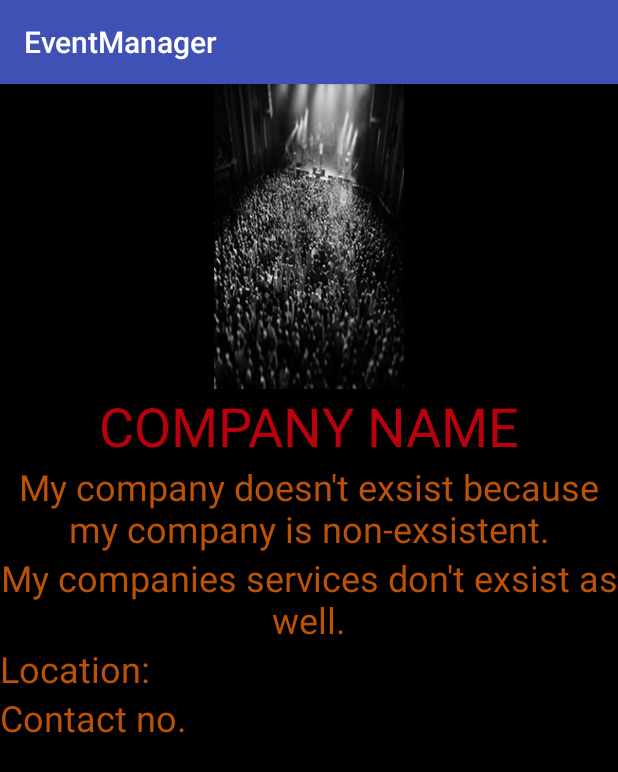
After one commit to Bhargav0528/EventManager, an Android app: the ProfileActivity_Service screen opened directly, with no data from a screen before it, on a phone screen of 412 x 824 dp. The commit adds this screen. Shown: the top 772 px of the screen. Run offline under Robolectric (Android 15) with nearby library versions, the phone set to English and light mode, and no system bars.

Commit message:
ProfileService

```diff
--- a/app/build.gradle
+++ b/app/build.gradle
@@ -30,10 +30,11 @@ dependencies {
     compile 'com.google.firebase:firebase-database:11.0.2'
     compile 'com.google.android.gms:play-services-auth:11.0.2'
     compile 'com.facebook.android:facebook-android-sdk:[4,5)'
-    testCompile 'junit:junit:4.12'
     compile 'com.android.support:cardview-v7:26.0.0-alpha1'
     compile 'com.android.support:appcompat-v7:26.0.0-alpha1'
     compile 'com.android.support:customtabs:26.0.0-alpha1'
+    compile 'com.android.support.constraint:constraint-layout:1.0.2'
+    testCompile 'junit:junit:4.12'
 }
 
 apply plugin: 'com.google.gms.google-services'
--- a/app/src/main/AndroidManifest.xml
+++ b/app/src/main/AndroidManifest.xml
@@ -3,8 +3,6 @@
     package="com.example.bhargavbv.eventmanager">
 
     <uses-permission android:name="android.permission.INTERNET" />
-
-
 
     <application
         android:allowBackup="true"
@@ -13,9 +11,9 @@
         android:roundIcon="@mipmap/ic_launcher_round"
         android:supportsRtl="true"
         android:theme="@style/AppTheme">
-
-        <meta-data android:name="com.facebook.sdk.ApplicationId"
-            android:value="@string/facebook_app_id"/>
+        <meta-data
+            android:name="com.facebook.sdk.ApplicationId"
+            android:value="@string/facebook_app_id" />
 
         <activity android:name=".MainActivity">
             <intent-filter>
@@ -27,12 +25,16 @@
         <activity android:name=".Authentication.LoginActivity">
             <intent-filter>
                 <action android:name="android.intent.action.MAIN" />
+
                 <category android:name="android.intent.category.BROWSABLE" />
+
                 <data android:scheme="@string/fb_login_protocol_scheme" />
+
                 <category android:name="android.intent.category.LAUNCHER" />
             </intent-filter>
         </activity>
-        <activity android:name=".SettingsActivity"></activity>
+        <activity android:name=".SettingsActivity" />
+        <activity android:name=".ProfileActivity_Service"></activity>
     </application>
 
 </manifest>
--- /dev/null
+++ b/app/src/main/java/com/example/bhargavbv/eventmanager/ProfileActivity_Service.java
@@ -0,0 +1,13 @@
+package com.example.bhargavbv.eventmanager;
+
+import android.support.v7.app.AppCompatActivity;
+import android.os.Bundle;
+
+public class ProfileActivity_Service extends AppCompatActivity {
+
+    @Override
+    protected void onCreate(Bundle savedInstanceState) {
+        super.onCreate(savedInstanceState);
+        setContentView(R.layout.activity_profile__service);
+    }
+}
--- a/app/src/main/res/layout/activity_login.xml
+++ b/app/src/main/res/layout/activity_login.xml
@@ -6,7 +6,7 @@
     android:layout_width="match_parent"
     android:layout_height="match_parent"
     tools:context=".Authentication.LoginActivity"
-    android:background="@drawable/background">
+    android:background="@drawable/back_gradient">
     <LinearLayout
         android:id="@+id/user"
         android:layout_width="match_parent"
@@ -42,7 +42,19 @@
 
     <com.facebook.login.widget.LoginButton
         android:id="@+id/button_facebook_login"
+        android:layout_width="250dp"
+        android:layout_height="50dp"
+        android:layout_below="@+id/sign_in_button"
+        android:layout_alignStart="@+id/sign_in_button"
+        android:layout_marginTop="17dp" />
+
+    <TextView
+        android:id="@+id/service_login"
         android:layout_width="wrap_content"
         android:layout_height="wrap_content"
-        android:layout_centerInParent="true" />
+        android:layout_below="@+id/button_facebook_login"
+        android:layout_centerHorizontal="true"
+        android:text="Serivice Provider ?"
+        android:layout_marginTop="15dp"
+        android:textAppearance="?android:textAppearanceLarge"/>
 </RelativeLayout>
--- /dev/null
+++ b/app/src/main/res/layout/activity_profile__service.xml
@@ -0,0 +1,52 @@
+<?xml version="1.0" encoding="utf-8"?>
+<?xml version="1.0" encoding="utf-8"?>
+<LinearLayout xmlns:android="http://schemas.android.com/apk/res/android"
+    xmlns:app="http://schemas.android.com/apk/res-auto"
+    xmlns:tools="http://schemas.android.com/tools"
+    android:layout_width="match_parent"
+    android:layout_height="match_parent"
+    android:orientation="vertical"
+    android:background="#000000"
+    tools:context=".ProfileActivity_Service">
+    <ImageView
+        android:layout_gravity="center_horizontal"
+        android:layout_width="180dp"
+        android:layout_height="203dp"
+        android:src="@drawable/background"
+        />
+    <TextView
+        android:layout_width="match_parent"
+        android:layout_height="wrap_content"
+        android:text="COMPANY NAME"
+        android:textColor="#ba000d"
+        android:textAlignment="center"
+        android:textSize="36dp"
+        />
+    <TextView
+        android:layout_width="match_parent"
+        android:layout_height="wrap_content"
+        android:text="My company doesn't exsist because my company is non-exsistent."
+        android:textSize="24dp"
+        android:textColor="#bc5206"
+        android:textAlignment="center"/>
+    <TextView
+        android:layout_width="match_parent"
+        android:layout_height="wrap_content"
+        android:text="My companies services don't exsist as well."
+        android:textSize="24dp"
+        android:textColor="#bc5206"
+        android:textAlignment="center"/>
+
+    <TextView
+        android:layout_width="match_parent"
+        android:layout_height="wrap_content"
+        android:text="Location:"
+        android:textSize="24dp"
+        android:textColor="#bc5206"/>
+    <TextView
+        android:layout_width="match_parent"
+        android:layout_height="wrap_content"
+        android:text="Contact no."
+        android:textSize="24dp"
+        android:textColor="#bc5206"/>
+</LinearLayout>
```
Also changed, not shown: app/src/main/res/drawable/back_gradient.jpg (added).
